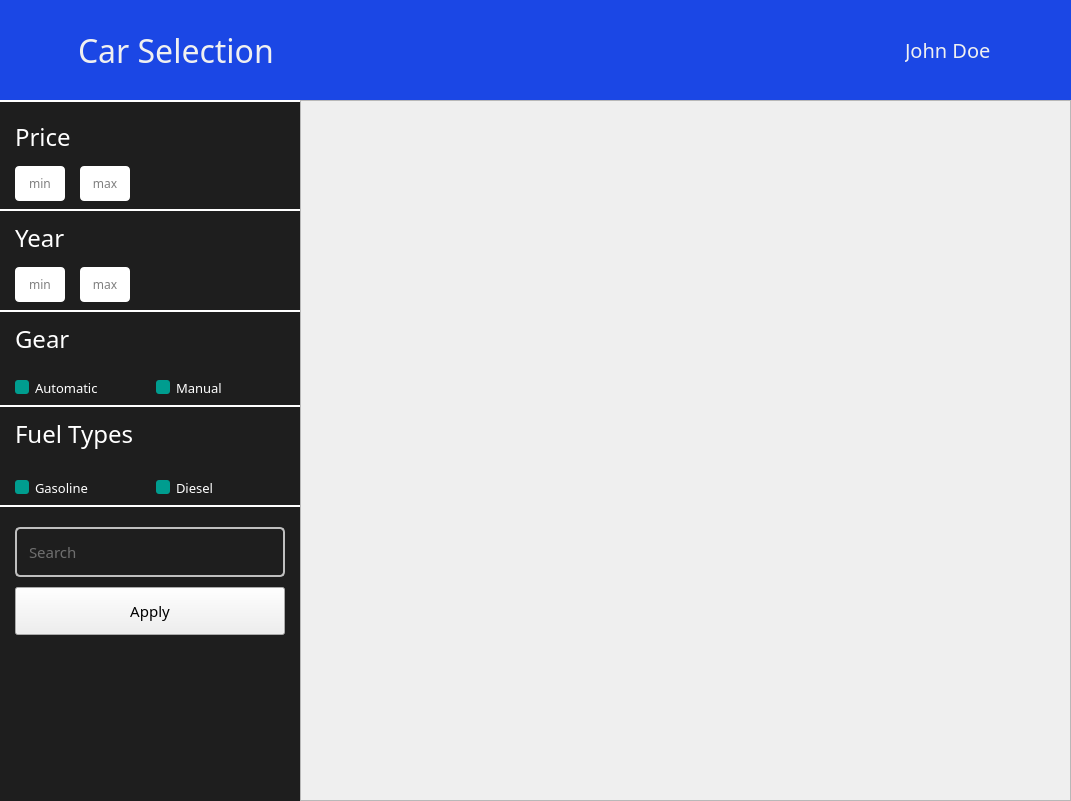
Above: ui/uiFiles/carSelectionWindow.ui from efeKbkci/CarRentalApp before the change. Below: the same form after it.
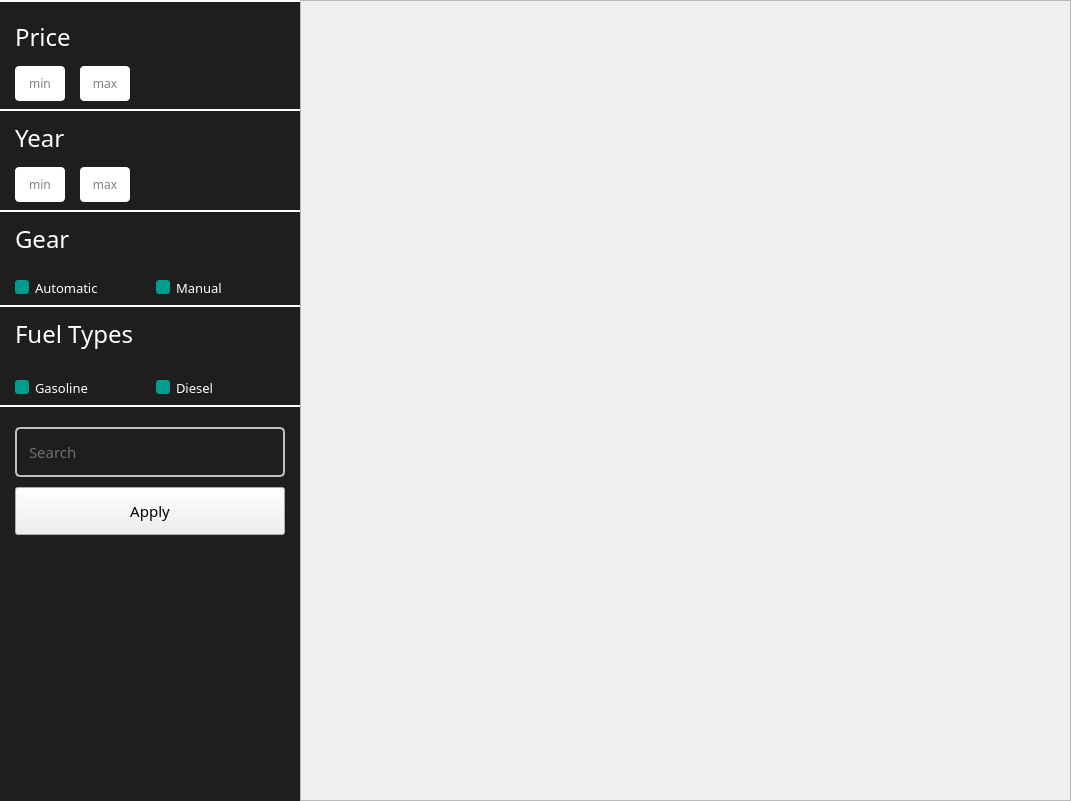
That is the form after the change. Icons and pictures are not drawn.

```diff
--- a/ui/uiFiles/carSelectionWindow.ui
+++ b/ui/uiFiles/carSelectionWindow.ui
@@ -32,7 +32,7 @@
 
 </string>
   </property>
-  <layout class="QVBoxLayout" name="verticalLayout" stretch="0,0">
+  <layout class="QVBoxLayout" name="mainLayout" stretch="0">
    <property name="spacing">
     <number>0</number>
    </property>
@@ -48,166 +48,6 @@
    <property name="bottomMargin">
     <number>0</number>
    </property>
-   <item>
-    <widget class="QWidget" name="titleWidget" native="true">
-     <property name="sizePolicy">
-      <sizepolicy hsizetype="Minimum" vsizetype="Fixed">
-       <horstretch>0</horstretch>
-       <verstretch>0</verstretch>
-      </sizepolicy>
-     </property>
-     <property name="minimumSize">
-      <size>
-       <width>1000</width>
-       <height>100</height>
-      </size>
-     </property>
-     <property name="maximumSize">
-      <size>
-       <width>16777215</width>
-       <height>100</height>
-      </size>
-     </property>
-     <property name="styleSheet">
-      <string notr="true">QLabel {
-	color: #F0F0F0;
-}
-
-#titleWidget {
-	background-color: #1B47E5;
-}
-</string>
-     </property>
-     <layout class="QHBoxLayout" name="horizontalLayout_4">
-      <property name="leftMargin">
-       <number>20</number>
-      </property>
-      <item>
-       <widget class="QPushButton" name="back_btn">
-        <property name="sizePolicy">
-         <sizepolicy hsizetype="Maximum" vsizetype="Maximum">
-          <horstretch>0</horstretch>
-          <verstretch>0</verstretch>
-         </sizepolicy>
-        </property>
-        <property name="styleSheet">
-         <string notr="true">QPushButton {
-	border: None;
-	background-color: transparent;
-}</string>
-        </property>
-        <property name="text">
-         <string/>
-        </property>
-        <property name="icon">
-         <iconset>
-          <normaloff>../../assets/icons/back_navigation.png</normaloff>../../assets/icons/back_navigation.png</iconset>
-        </property>
-        <property name="iconSize">
-         <size>
-          <width>32</width>
-          <height>32</height>
-         </size>
-        </property>
-       </widget>
-      </item>
-      <item>
-       <spacer name="horizontalSpacer_3">
-        <property name="orientation">
-         <enum>Qt::Horizontal</enum>
-        </property>
-        <property name="sizeType">
-         <enum>QSizePolicy::Fixed</enum>
-        </property>
-        <property name="sizeHint" stdset="0">
-         <size>
-          <width>20</width>
-          <height>20</height>
-         </size>
-        </property>
-       </spacer>
-      </item>
-      <item>
-       <widget class="QLabel" name="window_title_label">
-        <property name="font">
-         <font>
-          <family>Roboto Mono</family>
-          <pointsize>24</pointsize>
-          <weight>50</weight>
-          <bold>false</bold>
-         </font>
-        </property>
-        <property name="styleSheet">
-         <string notr="true"/>
-        </property>
-        <property name="text">
-         <string>Car Selection</string>
-        </property>
-       </widget>
-      </item>
-      <item>
-       <layout class="QVBoxLayout" name="verticalLayout_8">
-        <property name="topMargin">
-         <number>12</number>
-        </property>
-        <property name="rightMargin">
-         <number>17</number>
-        </property>
-        <property name="bottomMargin">
-         <number>12</number>
-        </property>
-        <item alignment="Qt::AlignRight">
-         <widget class="QLabel" name="user_name_label">
-          <property name="font">
-           <font>
-            <family>Roboto Mono Medium</family>
-            <pointsize>15</pointsize>
-           </font>
-          </property>
-          <property name="styleSheet">
-           <string notr="true"/>
-          </property>
-          <property name="text">
-           <string>John Doe</string>
-          </property>
-         </widget>
-        </item>
-       </layout>
-      </item>
-      <item>
-       <widget class="QLabel" name="profileIcon">
-        <property name="sizePolicy">
-         <sizepolicy hsizetype="Fixed" vsizetype="Preferred">
-          <horstretch>0</horstretch>
-          <verstretch>0</verstretch>
-         </sizepolicy>
-        </property>
-        <property name="minimumSize">
-         <size>
-          <width>48</width>
-          <height>0</height>
-         </size>
-        </property>
-        <property name="maximumSize">
-         <size>
-          <width>48</width>
-          <height>16777215</height>
-         </size>
-        </property>
-        <property name="styleSheet">
-         <string notr="true"/>
-        </property>
-        <property name="text">
-         <string/>
-        </property>
-        <property name="pixmap">
-         <pixmap>../../assets/icons/profile_1.png</pixmap>
-        </property>
-       </widget>
-      </item>
-     </layout>
-    </widget>
-   </item>
    <item>
     <layout class="QHBoxLayout" name="horizontalLayout">
      <property name="spacing">
@@ -1019,7 +859,7 @@
           <x>0</x>
           <y>0</y>
           <width>767</width>
-          <height>697</height>
+          <height>797</height>
          </rect>
         </property>
         <property name="styleSheet">
```
Left out of the diff: 2 changed lines with no effect on the pictures.
